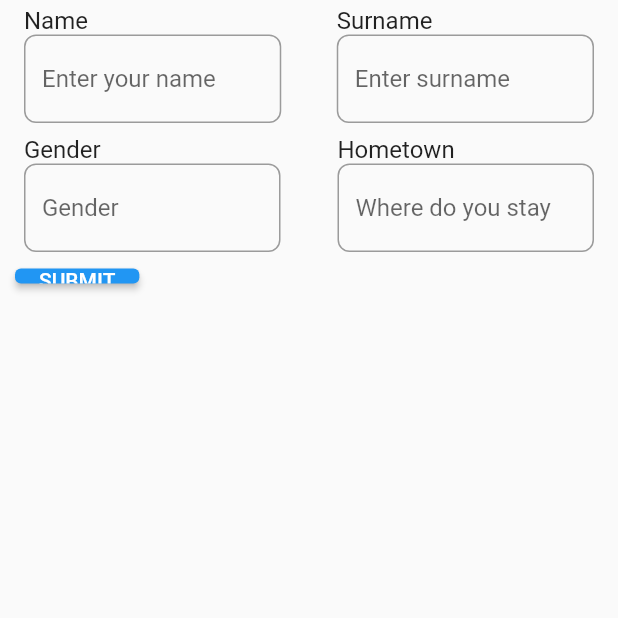
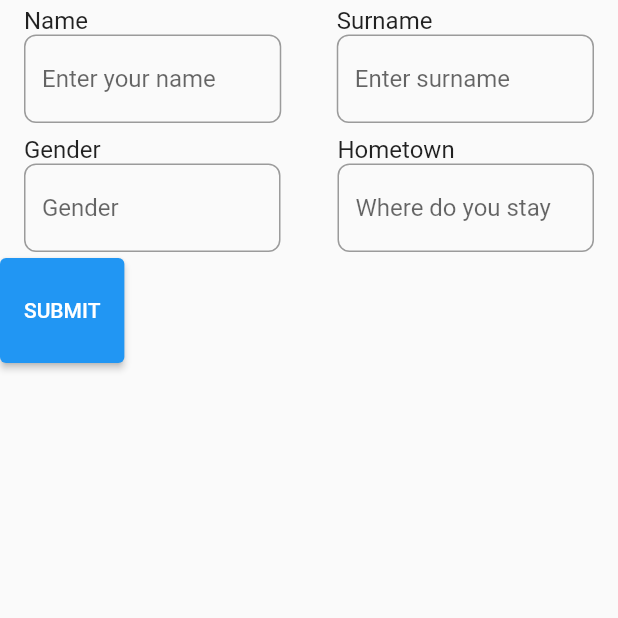
Before and after one commit to mostdesired/Katlego-, a Flutter app: the screen it shows after launch, on a phone screen of 412 x 824 dp, the top half of it. Run offline on Flutter 3.47's test engine with Material 2 defaults, Android fonts, the phone set to English and light mode, and no system bars.

```diff
--- a/lib/main.dart
+++ b/lib/main.dart
@@ -73,15 +73,15 @@ class MyApp extends StatelessWidget {
                 ),
               ],
             ),
-            SizedBox(
-              height: 7,
-            ),
+            // SizedBox(
+            // height: 7,
+            //),
             //row3
             Row(
               children: [
                 Container(
-                  height: 10,
-                  padding: const EdgeInsets.fromLTRB(10, 0, 10, 0),
+                  height: 70,
+                  //padding: const EdgeInsets.fromLTRB(left, top, right, bottom)(10, 0, 10, 0),
                   child: ElevatedButton(
                       child: const Text('SUBMIT'),
                       onPressed: () {
```
Also changed, not shown: 1 other file.
